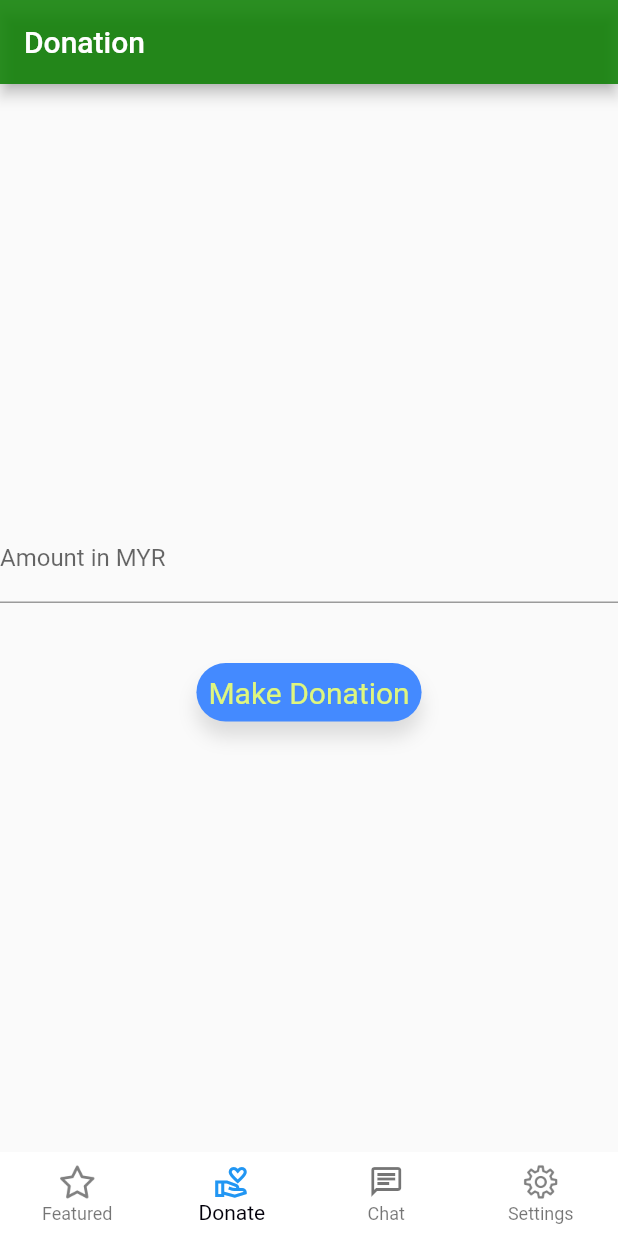
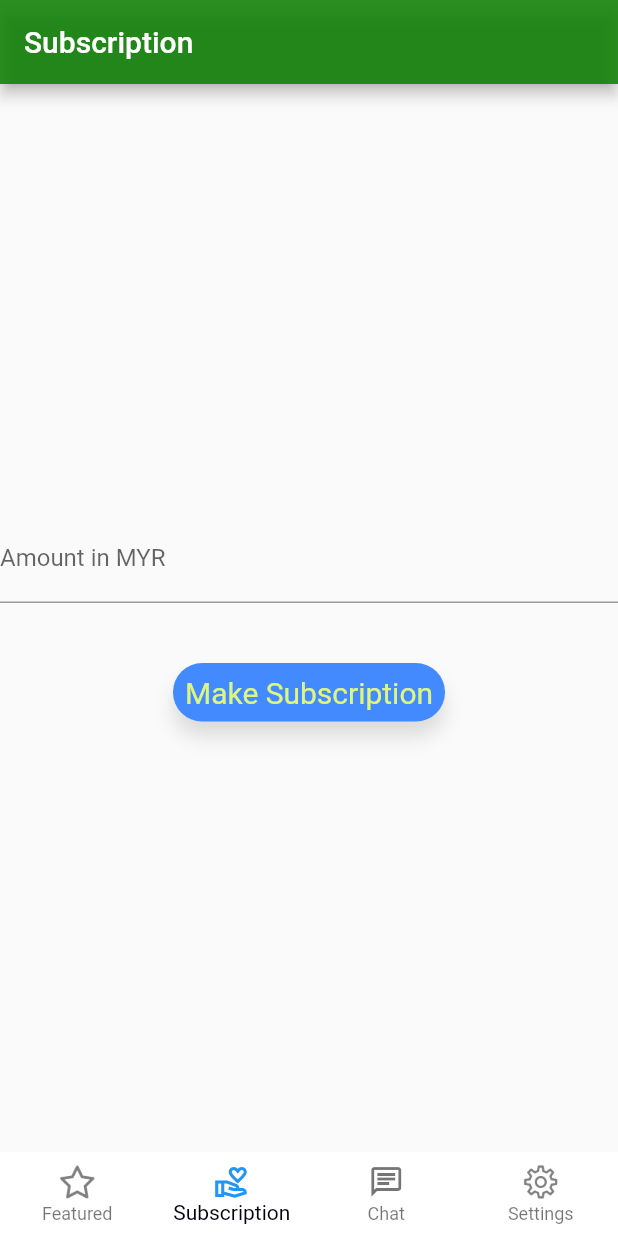
Before and after one commit to Shafayet92/BloomBee, a Flutter app: the BaseScreen screen opened directly, item 2 of the bottom bar chosen, on a phone screen of 412 x 824 dp. Run offline on Flutter 3.47's test engine with Material 2 defaults, Android fonts, the phone set to English and light mode, and no system bars; our stand-ins replace cloud_firestore, firebase_auth, firebase_core, get, webview_flutter; missing offline and left inert: flutter_stripe; accounts and stored records are empty.

Commit message:
name_change

```diff
--- a/lib/Home_Page/screens/base_screen.dart
+++ b/lib/Home_Page/screens/base_screen.dart
@@ -70,7 +70,7 @@ class _BaseScreenState extends State<BaseScreen> {
             icon: Icon(
               Icons.volunteer_activism_outlined,
             ),
-            label: "Donate",
+            label: "Subscription",
           ),
           BottomNavigationBarItem(
             activeIcon: Icon(
--- a/lib/Home_Page/screens/payment/Pay_home_page.dart
+++ b/lib/Home_Page/screens/payment/Pay_home_page.dart
@@ -15,7 +15,7 @@ class _PayHomePageState extends State<PayHomePage> {
     final PaymentController controller = Get.put(PaymentController());
     return Scaffold(
       appBar: AppBar(
-        title: const Text('Donation'),
+        title: const Text('Subscription'),
         backgroundColor: Color.fromARGB(221, 12, 127, 2),
         //back button disabled
         //automaticallyImplyLeading: false,
@@ -54,7 +54,7 @@ class _PayHomePageState extends State<PayHomePage> {
                 child: const Padding(
                   padding: EdgeInsets.all(8.0),
                   child: Text(
-                    'Make Donation',
+                    'Make Subscription',
                     style: TextStyle(
                         color: Color.fromARGB(255, 222, 246, 127),
                         fontSize: 20),
```
